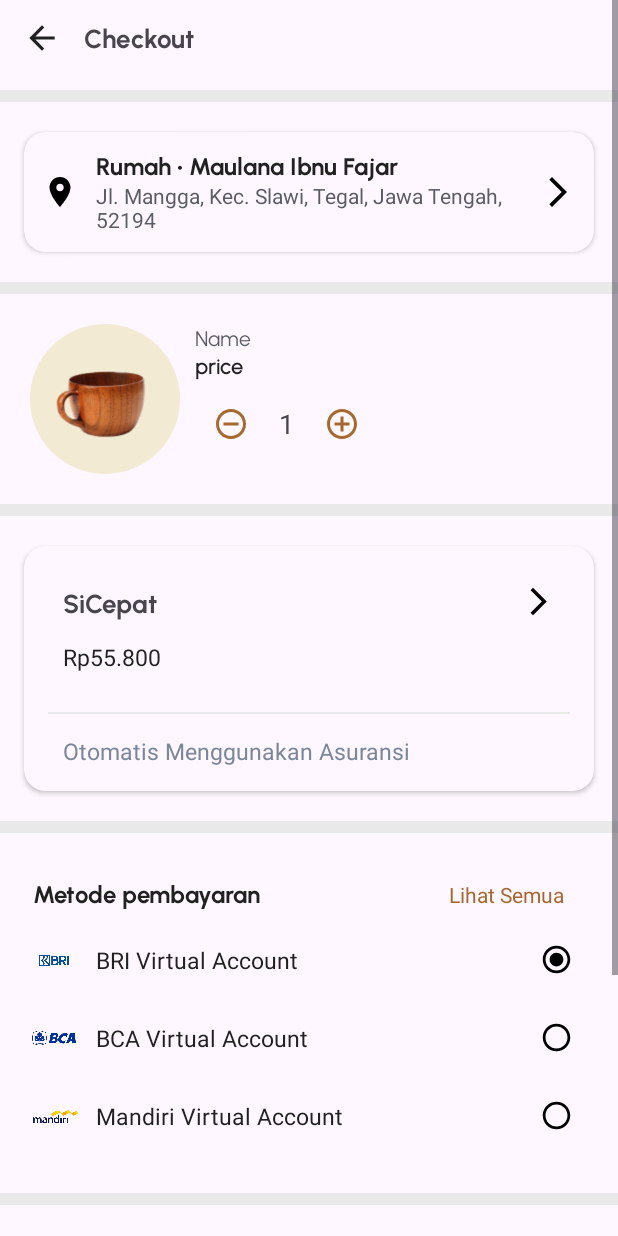
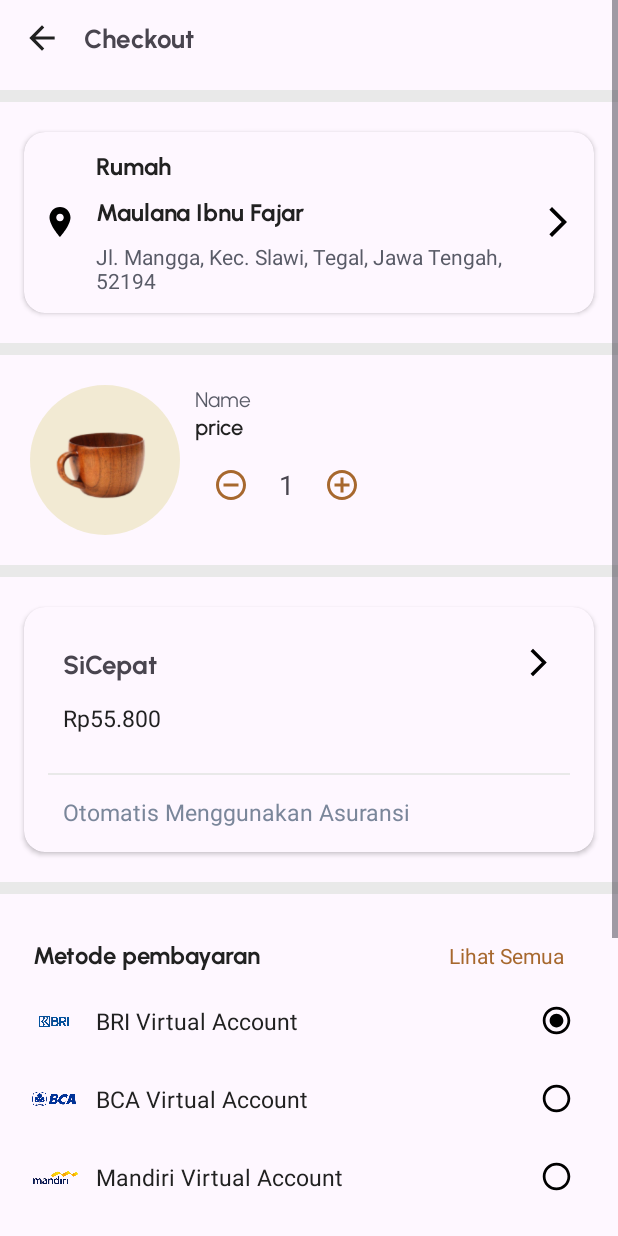
Before and after one commit to maulanaibnu/KoperasiAR, an Android app: the CheckoutActivity screen opened directly, with no data from a screen before it, on a phone screen of 412 x 824 dp. Run offline under Robolectric (Android 15) with nearby library versions, the phone set to English and light mode, and no system bars; our stand-ins replace Dagger/Hilt's generated code; plain views replace RoundedImageView.

Commit message:
changes UI on checkout

```diff
--- a/app/src/main/res/layout/activity_checkout.xml
+++ b/app/src/main/res/layout/activity_checkout.xml
@@ -98,9 +98,20 @@
                         android:id="@+id/tvLabelAlamat"
                         android:layout_width="wrap_content"
                         android:layout_height="wrap_content"
-                        android:text="Rumah • Maulana Ibnu Fajar"
+                        android:text="Rumah"
                         android:textColor="@color/black"
                         android:textStyle="bold"
+                        android:textSize="16sp"
+                        android:fontFamily="@font/urbanist_bold"/>
+
+                    <TextView
+                        android:id="@+id/tvReceiptName"
+                        android:layout_width="wrap_content"
+                        android:layout_height="wrap_content"
+                        android:text="Maulana Ibnu Fajar"
+                        android:textColor="@color/black"
+                        android:textStyle="bold"
+                        android:layout_marginTop="10dp"
                         android:textSize="16sp"
                         android:fontFamily="@font/urbanist_bold"/>
 
@@ -111,6 +122,7 @@
                         android:text="Jl. Mangga, Kec. Slawi, Tegal, Jawa Tengah, 52194"
                         android:textColor="@color/semi_black"
                         android:textSize="14sp"
+                        android:layout_marginTop="10dp"
                         android:maxLines="2"
                         android:ellipsize="end"/>
                 </LinearLayout>
```
